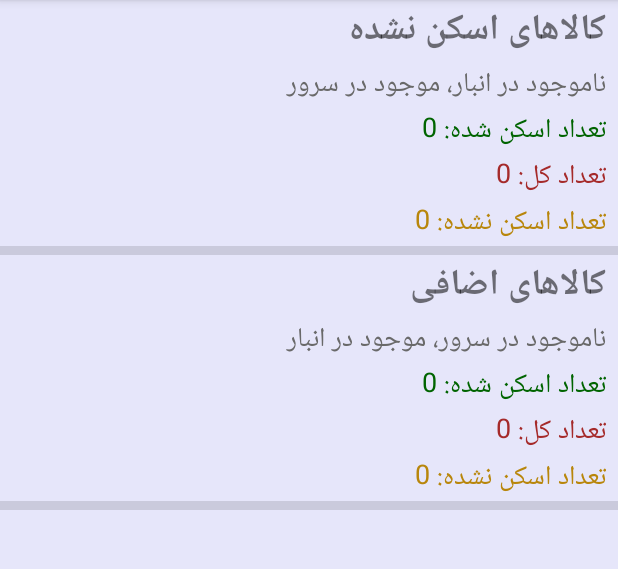
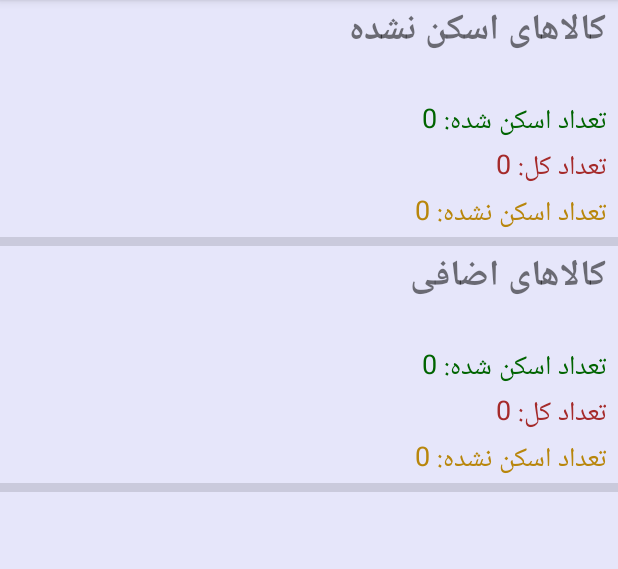
Before and after one commit to aliasgarinezhad/hrfidHandheld, an Android app: the readingResultSubActivity screen opened directly, with no data from a screen before it, on a phone screen of 412 x 824 dp, the part 84-653 px from its top. Run offline under Robolectric (Android 15) with nearby library versions, the phone set to English and light mode, and no system bars; libraries missing offline, so code that uses them is left out: com.mikhaellopez.circularprogressbar, com.rscja.deviceapi; 9 statements that could not run were skipped.

Commit message:
v1.8.2
updated for android 8 and ETSI RFID standard

```diff
--- a/app/build.gradle
+++ b/app/build.gradle
@@ -12,7 +12,7 @@ android {
         minSdkVersion 23
         targetSdkVersion 30
         versionCode 1
-        versionName "1.8.1"
+        versionName "1.8.2"
         testInstrumentationRunner "androidx.test.runner.AndroidJUnitRunner"
     }
 
--- a/app/src/main/java/com/jeanwest/reader/MyListAdapterSub.java
+++ b/app/src/main/java/com/jeanwest/reader/MyListAdapterSub.java
@@ -5,6 +5,8 @@ import android.app.Activity;
 import android.view.LayoutInflater;
 import android.view.View;
 import android.view.ViewGroup;
+import android.webkit.WebSettings;
+import android.webkit.WebView;
 import android.widget.ArrayAdapter;
 import android.widget.TextView;
 import android.widget.Toast;
@@ -19,8 +21,10 @@ public class MyListAdapterSub extends ArrayAdapter<String> {
     private final ArrayList<String> scanned;
     private final ArrayList<String> all;
     private final ArrayList<String> notScanned;
+    private final ArrayList<String> pictureURL;
+    private WebSettings webSettings;
 
-    public MyListAdapterSub(Activity context, ArrayList<String> title, ArrayList<String> spec, ArrayList<String> scanned, ArrayList<String> all, ArrayList<String> notScanned) {
+    public MyListAdapterSub(Activity context, ArrayList<String> title, ArrayList<String> spec, ArrayList<String> scanned, ArrayList<String> all, ArrayList<String> notScanned, ArrayList<String> pictureURL) {
         super(context, R.layout.list, title);
         // TODO Auto-generated constructor stub
 
@@ -30,11 +34,12 @@ public class MyListAdapterSub extends ArrayAdapter<String> {
         this.all = all;
         this.notScanned = notScanned;
         this.scanned = scanned;
-
+        this.pictureURL = pictureURL;
     }
 
     @SuppressLint("DefaultLocale")
     public View getView(int position, View view, ViewGroup parent) {
+
         LayoutInflater inflater=context.getLayoutInflater();
         View rowView=inflater.inflate(R.layout.list_sub, null,true);
 
@@ -43,6 +48,7 @@ public class MyListAdapterSub extends ArrayAdapter<String> {
         TextView scannedText = rowView.findViewById(R.id.scannedViewSub);
         TextView allText = rowView.findViewById(R.id.notScannedViewSub);
         TextView notScannedText = rowView.findViewById(R.id.extraViewSub);
+        WebView picture = rowView.findViewById(R.id.pictureWebView);
 
         try {
 
@@ -51,6 +57,16 @@ public class MyListAdapterSub extends ArrayAdapter<String> {
             scannedText.setText(scanned.get(position));
             allText.setText(all.get(position));
             notScannedText.setText(notScanned.get(position));
+            picture.loadUrl(pictureURL.get(position));
+            webSettings = picture.getSettings();
+            webSettings.setUseWideViewPort(true);
+            webSettings.setLoadWithOverviewMode(true);
+            picture.setFocusable(false);
+            if(title.get(position).equals("کالاهای اسکن نشده") || title.get(position).equals("کالاهای اضافی")) {
+                picture.setVisibility(View.INVISIBLE);
+                specText.setText("");
+                specText.setVisibility(View.INVISIBLE);
+            }
         }
         catch (ArrayIndexOutOfBoundsException e) {
             Toast.makeText(context, String.format("title: %d spec: %d scanned: %d all: %d notScanned: %d", title.size(), spec.size(), scanned.size(), all.size(), notScanned.size()), Toast.LENGTH_LONG).show();
--- a/app/src/main/java/com/jeanwest/reader/addNew.java
+++ b/app/src/main/java/com/jeanwest/reader/addNew.java
@@ -9,6 +9,7 @@ import android.graphics.Color;
 import android.media.AudioManager;
 import android.media.ToneGenerator;
 import android.os.Bundle;
+import android.telephony.TelephonyManager;
 import android.view.KeyEvent;
 import android.view.View;
 import android.widget.CheckBox;
@@ -82,7 +83,6 @@ public class addNew extends AppCompatActivity implements IBarcodeResult{
     protected void onResume() {
 
         super.onResume();
-
         open();
 
         if(RF.getPower() != RFPower) {
@@ -203,7 +203,7 @@ public class addNew extends AppCompatActivity implements IBarcodeResult{
     @Override
     public boolean onKeyDown(int keyCode, KeyEvent event) {
 
-        if (keyCode == 280 || keyCode == 139) {
+        if (keyCode == 280 || keyCode == 139 || keyCode == 293) {
 
             if (event.getRepeatCount() == 0) {
 
--- a/app/src/main/java/com/jeanwest/reader/findingResultSubActivity.java
+++ b/app/src/main/java/com/jeanwest/reader/findingResultSubActivity.java
@@ -277,7 +277,7 @@ public class findingResultSubActivity extends AppCompatActivity {
     @Override
     public boolean onKeyDown(int keyCode, KeyEvent event) {
 
-        if (keyCode == 280 || keyCode == 139) {
+        if (keyCode == 280 || keyCode == 139 || keyCode == 293) {
 
             if (event.getRepeatCount() == 0) {
 
--- a/app/src/main/java/com/jeanwest/reader/readingResultSubActivity.java
+++ b/app/src/main/java/com/jeanwest/reader/readingResultSubActivity.java
@@ -1,18 +1,15 @@
 package com.jeanwest.reader;
 
 import androidx.appcompat.app.AppCompatActivity;
-
 import android.annotation.SuppressLint;
 import android.content.Intent;
 import android.os.Bundle;
 import android.view.View;
 import android.widget.AdapterView;
 import android.widget.ListView;
-
 import org.json.JSONArray;
 import org.json.JSONException;
 import org.json.JSONObject;
-
 import java.util.ArrayList;
 
 public class readingResultSubActivity extends AppCompatActivity {
@@ -38,6 +35,8 @@ public class readingResultSubActivity extends AppCompatActivity {
     ArrayList<String> scanned;
     ArrayList<String> notScanned;
     ArrayList<String> all;
+    ArrayList<String> pictureURL;
+
     MyListAdapterSub listAdapter;
     JSONObject stuff;
 
@@ -67,6 +66,7 @@ public class readingResultSubActivity extends AppCompatActivity {
         scanned = new ArrayList<>();
         notScanned = new ArrayList<>();
         all = new ArrayList<>();
+        pictureURL = new ArrayList<>();
 
         try {
             subStuffs = reading.API2.conflicts.getJSONArray(readingResultActivity.index);
@@ -94,11 +94,13 @@ public class readingResultSubActivity extends AppCompatActivity {
             }
         }
 
-        titles.add("کالاهای اسکن نشده ");
+        titles.add("کالاهای اسکن نشده");
         specs.add("ناموجود در انبار، موجود در سرور");
         notScanned.add("تعداد اسکن نشده: " + numberOfNotStatusNotScanned);
         scanned.add("تعداد اسکن شده: " + numberOfNotStatusScanned);
         all.add("تعداد کل: " + numberOfNotStatusAll);
+        pictureURL.add("a");
+
 
         index[j] = -1;
         j++;
@@ -117,6 +119,7 @@ public class readingResultSubActivity extends AppCompatActivity {
                     notScanned.add("تعداد اسکن نشده: " + stuff.getString("diffCount"));
                     scanned.add("تعداد اسکن شده: " + stuff.getString("handheldCount"));
                     all.add("تعداد کل: " + stuff.getString("dbCount"));
+                    pictureURL.add(stuff.getString("ImgUrl"));
 
                 }
             } catch (JSONException e) {
@@ -141,11 +144,12 @@ public class readingResultSubActivity extends AppCompatActivity {
             }
         }
 
-        titles.add("کالاهای اضافی ");
+        titles.add("کالاهای اضافی");
         specs.add("ناموجود در سرور، موجود در انبار");
         notScanned.add("تعداد اسکن نشده: " + numberOfStatusExtras);
         scanned.add("تعداد اسکن شده: " + numberOfStatusScanned);
         all.add("تعداد کل: " + numberOfStatusAll);
+        pictureURL.add("a");
 
         index[j] = -1;
         j++;
@@ -164,6 +168,7 @@ public class readingResultSubActivity extends AppCompatActivity {
                     notScanned.add("تعداد اضافی: " + stuff.getString("diffCount"));
                     scanned.add("تعداد اسکن شده: " + stuff.getString("handheldCount"));
                     all.add("تعداد کل: " + stuff.getString("dbCount"));
+                    pictureURL.add(stuff.getString("ImgUrl"));
 
                 }
             } catch (JSONException e) {
@@ -172,7 +177,7 @@ public class readingResultSubActivity extends AppCompatActivity {
 
         }
 
-        listAdapter = new MyListAdapterSub(this, titles, specs, scanned, all, notScanned);
+        listAdapter = new MyListAdapterSub(this, titles, specs, scanned, all, notScanned, pictureURL);
 
         subResult.setAdapter(listAdapter);
 
--- a/app/src/main/res/layout/activity_finding.xml
+++ b/app/src/main/res/layout/activity_finding.xml
@@ -26,7 +26,6 @@
         android:layout_marginEnd="16dp"
         android:layout_marginBottom="11dp"
         android:ems="10"
-        android:inputType="number"
         app:layout_constraintBottom_toTopOf="@+id/findingListView"
         app:layout_constraintEnd_toEndOf="parent"
         app:layout_constraintStart_toEndOf="@+id/button13"
--- a/app/src/main/res/layout/activity_reading_result_sub_sub.xml
+++ b/app/src/main/res/layout/activity_reading_result_sub_sub.xml
@@ -148,6 +148,7 @@
         android:layout_marginTop="80dp"
         android:layout_marginEnd="68dp"
         android:layout_marginBottom="23dp"
+        android:checked="true"
         android:onClick="optionChange"
         android:text="پیوسته"
         app:layout_constraintBottom_toBottomOf="parent"
--- a/app/src/main/res/layout/list_sub.xml
+++ b/app/src/main/res/layout/list_sub.xml
@@ -16,7 +16,7 @@
         android:textStyle="bold"
         app:layout_constraintBottom_toTopOf="@+id/specViewSub"
         app:layout_constraintEnd_toEndOf="parent"
-        app:layout_constraintStart_toStartOf="parent"
+        app:layout_constraintStart_toEndOf="@+id/pictureWebView"
         app:layout_constraintTop_toTopOf="parent" />
 
     <TextView
@@ -24,12 +24,12 @@
         android:layout_width="0dp"
         android:layout_height="wrap_content"
         android:layout_marginEnd="8dp"
-        android:text="TextView"
+        android:text="TextView\n"
         android:textColor="@color/DimGray"
         android:textSize="18sp"
         app:layout_constraintBottom_toTopOf="@+id/scannedViewSub"
         app:layout_constraintEnd_toEndOf="parent"
-        app:layout_constraintStart_toStartOf="parent"
+        app:layout_constraintStart_toEndOf="@+id/pictureWebView"
         app:layout_constraintTop_toBottomOf="@+id/titleViewSub" />
 
     <TextView
@@ -42,7 +42,7 @@
         android:textSize="18sp"
         app:layout_constraintBottom_toTopOf="@+id/notScannedViewSub"
         app:layout_constraintEnd_toEndOf="parent"
-        app:layout_constraintStart_toStartOf="parent"
+        app:layout_constraintStart_toEndOf="@+id/pictureWebView"
         app:layout_constraintTop_toBottomOf="@+id/specViewSub" />
 
     <TextView
@@ -55,7 +55,7 @@
         android:textSize="18sp"
         app:layout_constraintBottom_toTopOf="@+id/extraViewSub"
         app:layout_constraintEnd_toEndOf="parent"
-        app:layout_constraintStart_toStartOf="parent"
+        app:layout_constraintStart_toEndOf="@+id/pictureWebView"
         app:layout_constraintTop_toBottomOf="@+id/scannedViewSub" />
 
     <TextView
@@ -67,6 +67,16 @@
         android:textColor="@color/DarkGoldenrod"
         android:textSize="18sp"
         app:layout_constraintEnd_toEndOf="parent"
+        app:layout_constraintStart_toEndOf="@+id/pictureWebView"
+        app:layout_constraintTop_toBottomOf="@+id/notScannedViewSub" />
+
+    <WebView
+        android:id="@+id/pictureWebView"
+        android:layout_width="97dp"
+        android:layout_height="144dp"
+        android:layout_marginStart="8dp"
+        app:layout_constraintEnd_toStartOf="@+id/titleViewSub"
         app:layout_constraintStart_toStartOf="parent"
-        app:layout_constraintTop_toBottomOf="@+id/notScannedViewSub" />
+        app:layout_constraintTop_toTopOf="parent" />
+
 </androidx.constraintlayout.widget.ConstraintLayout>
```
Also changed, not shown: app/src/main/java/com/jeanwest/reader/APIReadingInformation.java (+10 -0 lines), app/src/main/java/com/jeanwest/reader/MainActivity.java (+16 -2 lines), app/src/main/java/com/jeanwest/reader/reading.java (+4 -4 lines), app/src/main/java/com/jeanwest/reader/readingResultSubSubActivity.java (+11 -7 lines).
